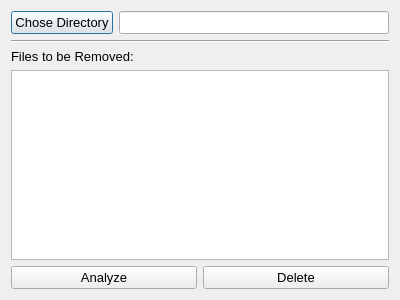
Qt form project/main_window.ui (ivstarkov/CS50-Final-Project) before a commit.
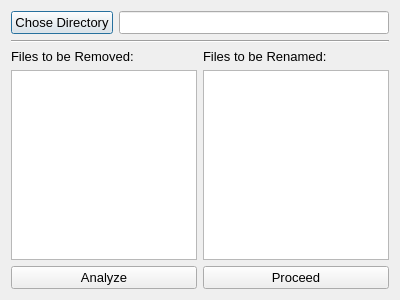
The same form after that commit.

```diff
--- a/project/main_window.ui
+++ b/project/main_window.ui
@@ -13,7 +13,7 @@
   <property name="minimumSize">
    <size>
     <width>300</width>
-    <height>150</height>
+    <height>200</height>
    </size>
   </property>
   <property name="windowTitle">
@@ -53,6 +53,8 @@
     </widget>
    </item>
    <item>
+    <layout class="QGridLayout" name="gridLayout">
+     <item row="0" column="0">
     <widget class="QLabel" name="label">
      <property name="font">
       <font>
@@ -64,8 +66,20 @@
      </property>
     </widget>
    </item>
-   <item>
-    <widget class="QListWidget" name="listWidget">
+     <item row="0" column="1">
+      <widget class="QLabel" name="label_2">
+       <property name="font">
+        <font>
+         <pointsize>10</pointsize>
+        </font>
+       </property>
+       <property name="text">
+        <string>Files to be Renamed:</string>
+       </property>
+      </widget>
+     </item>
+     <item row="1" column="0">
+      <widget class="QListWidget" name="listWidget_1">
      <property name="minimumSize">
       <size>
        <width>0</width>
@@ -73,6 +87,18 @@
       </size>
      </property>
     </widget>
+     </item>
+     <item row="1" column="1">
+      <widget class="QListWidget" name="listWidget_2">
+       <property name="minimumSize">
+        <size>
+         <width>0</width>
+         <height>0</height>
+        </size>
+       </property>
+      </widget>
+     </item>
+    </layout>
    </item>
    <item>
     <layout class="QHBoxLayout" name="horizontalLayout_2">
@@ -96,7 +122,7 @@
         </font>
        </property>
        <property name="text">
-        <string>Delete</string>
+        <string>Proceed</string>
        </property>
       </widget>
      </item>
```
Lines whose indentation alone changed are shown as unchanged.
